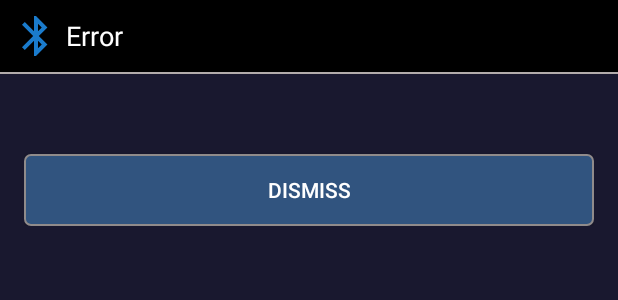
After one commit to bardurt/bluetooth_manager, an Android app: the layout dialog_bluetooth_error.xml on its own in the app's theme, with its tools: preview values and no code run, on a phone screen of 412 x 824 dp. The commit adds this screen. Shown: the top 300 px of the screen. Run offline under Robolectric (Android 15) with nearby library versions, the phone set to English and light mode, and no system bars.

Commit message:
dialog for errors

```diff
--- a/app/src/main/java/com/zygne/bluetoothmanager/MainActivity.kt
+++ b/app/src/main/java/com/zygne/bluetoothmanager/MainActivity.kt
@@ -14,10 +14,9 @@ class MainActivity : AppCompatActivity() {
         setContentView(R.layout.activity_main)
 
         bluetoothModule = BluetoothModule(this)
-        bluetoothModule.start()
 
         btn_bluetooth.setOnClickListener {
-            bluetoothModule.showBluetoothDialog()
+            bluetoothModule.start()
         }
     }
 }
--- a/bluetooth/src/main/java/com/zygne/bluetooth/domain/IDevice.kt
+++ b/bluetooth/src/main/java/com/zygne/bluetooth/domain/BTDevice.kt
@@ -5,7 +5,7 @@ import android.bluetooth.BluetoothDevice.BOND_BONDED
 import com.zygne.bluetooth.domain.base.Connection
 import com.zygne.bluetooth.domain.base.IDevice
 
-class IDevice(val bluetoothDevice: BluetoothDevice) :
+class BTDevice(val bluetoothDevice: BluetoothDevice) :
     IDevice {
 
     override val name: String
@@ -29,7 +29,7 @@ class IDevice(val bluetoothDevice: BluetoothDevice) :
         if (other == null) {
             return false
         }
-        if (other !is com.zygne.bluetooth.domain.IDevice) {
+        if (other !is com.zygne.bluetooth.domain.BTDevice) {
             return false
         }
 
--- a/bluetooth/src/main/java/com/zygne/bluetooth/domain/base/IDeviceFilterManager.kt
+++ b/bluetooth/src/main/java/com/zygne/bluetooth/domain/base/IDeviceFilterManager.kt
@@ -1,6 +1,6 @@
 package com.zygne.bluetooth.domain.base
 
-interface IDeviceFilterManager {
+internal interface IDeviceFilterManager {
 
     fun setFilter(deviceFilter: DeviceFilter)
 
--- a/bluetooth/src/main/java/com/zygne/bluetooth/domain/base/IPermissionManager.kt
+++ b/bluetooth/src/main/java/com/zygne/bluetooth/domain/base/IPermissionManager.kt
@@ -9,7 +9,7 @@ interface IPermissionManager {
     fun handlePermissionRequest(requestCode: Int, permissions: Array<out String>, grantResults: IntArray)
 
     interface Listener {
-        fun onBluetoothPermissionGranted()
-        fun onBluetoothPermissionDenied()
+        fun onPermissionGranted()
+        fun onPermissionDenied()
     }
 }
--- a/bluetooth/src/main/java/com/zygne/bluetooth/domain/implementation/PermissionManager.kt
+++ b/bluetooth/src/main/java/com/zygne/bluetooth/domain/implementation/BluetoothPermissionManager.kt
@@ -7,7 +7,7 @@ import androidx.core.app.ActivityCompat
 import androidx.core.content.ContextCompat
 import com.zygne.bluetooth.domain.base.IPermissionManager
 
-class PermissionManager(
+class BluetoothPermissionManager(
     private val activity: Activity,
     private val listener: IPermissionManager.Listener
 ) : IPermissionManager {
@@ -38,9 +38,9 @@ class PermissionManager(
                 if (grantResults.isNotEmpty() &&
                     grantResults[0] == PackageManager.PERMISSION_GRANTED
                 ) {
-                    listener.onBluetoothPermissionGranted()
+                    listener.onPermissionGranted()
                 } else {
-                    listener.onBluetoothPermissionDenied()
+                    listener.onPermissionDenied()
                 }
                 return
             }
--- a/bluetooth/src/main/java/com/zygne/bluetooth/presentation/presenter/base/BluetoothDevicePresenter.kt
+++ b/bluetooth/src/main/java/com/zygne/bluetooth/presentation/presenter/base/IBluetoothDevicePresenter.kt
@@ -2,7 +2,7 @@ package com.zygne.bluetooth.presentation.presenter.base
 
 import com.zygne.bluetooth.domain.base.IDevice
 
-interface BluetoothDevicePresenter {
+internal interface IBluetoothDevicePresenter {
 
     fun start()
     fun startDeviceLookUp()
--- /dev/null
+++ b/bluetooth/src/main/res/layout/dialog_bluetooth_error.xml
@@ -0,0 +1,68 @@
+<?xml version="1.0" encoding="utf-8"?>
+<LinearLayout xmlns:android="http://schemas.android.com/apk/res/android"
+    android:layout_width="match_parent"
+    android:layout_height="match_parent"
+    android:background="@color/color_bluetooth_dialog_background"
+    android:gravity="center_horizontal"
+    android:orientation="vertical">
+
+    <LinearLayout
+        android:layout_width="match_parent"
+        android:layout_height="wrap_content"
+        android:background="@android:color/black"
+        android:gravity="center_vertical"
+        android:orientation="horizontal"
+        android:padding="8dp">
+
+        <ImageView
+            android:layout_width="32dp"
+            android:layout_height="32dp"
+            android:background="@drawable/ic_bluetooth" />
+
+        <Space
+            android:layout_width="4dp"
+            android:layout_height="0dp" />
+
+        <TextView
+            android:layout_width="wrap_content"
+            android:layout_height="wrap_content"
+            android:text="Error"
+            android:textColor="@android:color/white"
+            android:textSize="18sp" />
+
+    </LinearLayout>
+
+    <View
+        android:layout_width="match_parent"
+        android:layout_height="1dp"
+        android:background="@color/color_divider" />
+
+    <LinearLayout
+        android:layout_width="match_parent"
+        android:layout_height="wrap_content"
+        android:orientation="vertical"
+        android:gravity="center"
+        android:padding="16sp">
+
+       <TextView
+           android:id="@+id/tv_error_dialog_message"
+           android:layout_width="wrap_content"
+           android:layout_height="wrap_content"
+           android:textColor="@color/color_white"
+           android:textSize="14sp" />
+
+        <Space
+            android:layout_width="wrap_content"
+            android:layout_height="18dp"/>
+
+        <Button
+            android:id="@+id/btn_dismiss_error_dialog"
+            android:layout_width="match_parent"
+            android:layout_height="wrap_content"
+            android:background="@drawable/button_pair"
+            android:textColor="@color/color_white"
+            android:text="@string/dismiss" />
+
+    </LinearLayout>
+
+</LinearLayout>
--- a/bluetooth/src/main/res/values/strings.xml
+++ b/bluetooth/src/main/res/values/strings.xml
@@ -8,4 +8,6 @@
     <string name="oui">OUI</string>
     <string name="status">Status</string>
     <string name="action">Action</string>
+    <string name="bluetooth_not_supported_error">This device does not support Bluetooth!!</string>
+    <string name="dismiss">Dismiss</string>
 </resources>
```
Also changed, not shown: bluetooth/src/main/java/com/zygne/bluetooth/BluetoothModule.kt (+11 -13 lines), bluetooth/src/main/java/com/zygne/bluetooth/domain/base/IDeviceManager.kt (+4 -16 lines), bluetooth/src/main/java/com/zygne/bluetooth/domain/implementation/BluetoothDeviceManager.kt (renamed from bluetooth/src/main/java/com/zygne/bluetooth/domain/implementation/DeviceManager.kt, +39 -26 lines), bluetooth/src/main/java/com/zygne/bluetooth/presentation/presenter/implementation/BluetoothDevicePresenter.kt (renamed from bluetooth/src/main/java/com/zygne/bluetooth/presentation/presenter/implementation/BluetoothDevicePresenterImpl.kt, +14 -12 lines), bluetooth/src/main/java/com/zygne/bluetooth/presentation/ui/BluetoothDialog.kt (+8 -8 lines), bluetooth/src/main/java/com/zygne/bluetooth/presentation/ui/BluetoothErrorDialog.kt (added, +20 -0 lines), 1 other file.
